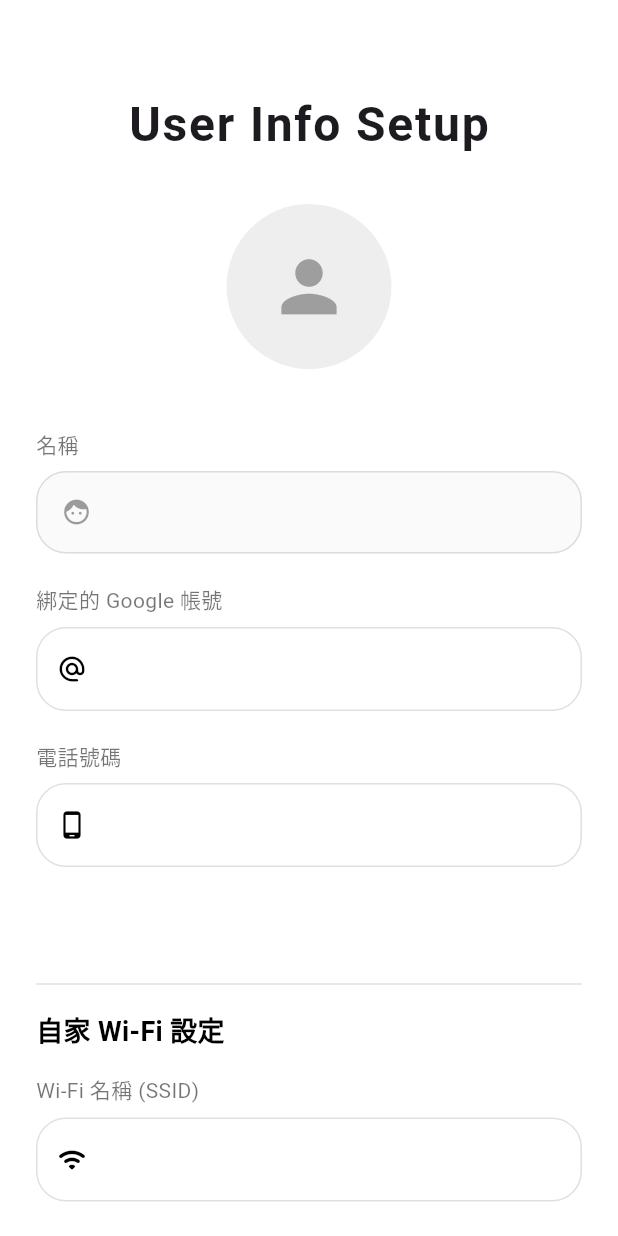
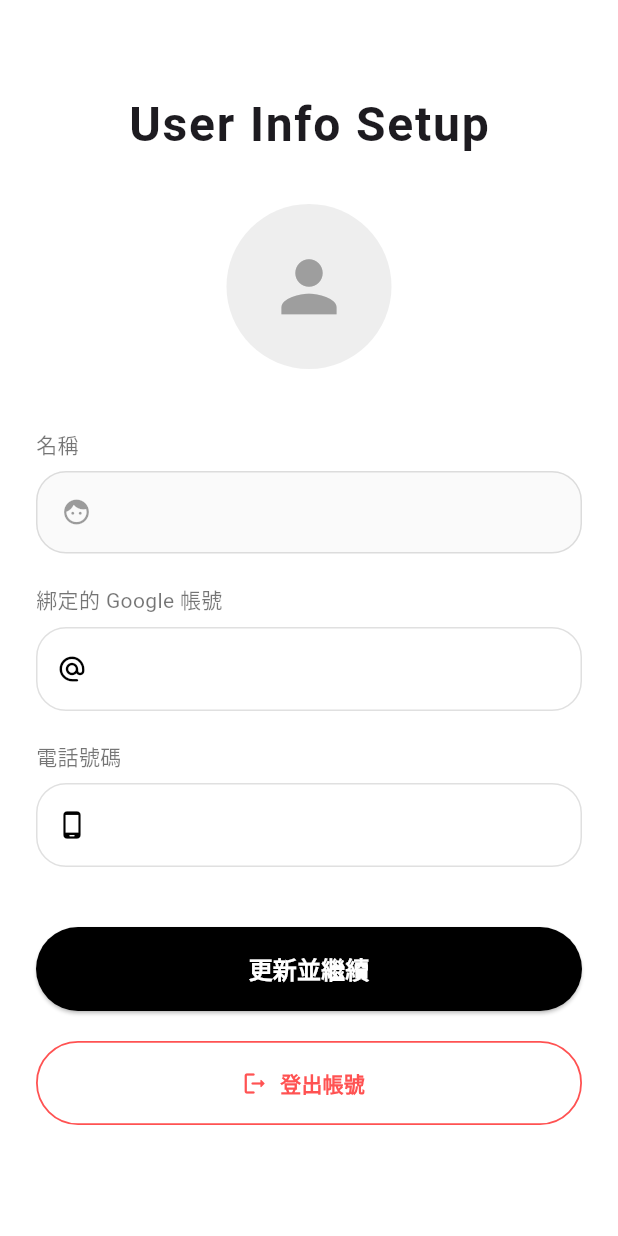
Before and after one commit to yinhsuan0218-cmyk/smart_timer_app, a Flutter app: the UserPage screen opened directly, on a phone screen of 412 x 824 dp. Run offline on Flutter 3.47's test engine with Material 3 defaults, Android fonts, the phone set to English and light mode, and no system bars; our stand-ins replace firebase_auth, firebase_core, firebase_database, google_sign_in, shared_preferences; missing offline and left inert: mqtt_client; accounts and stored records are empty; statements that could not run were skipped.

Commit message:
Remove Wi-Fi settings from user page
Removed Wi-Fi SSID and password fields from user page.

```diff
--- a/lib/pages/user_page.dart
+++ b/lib/pages/user_page.dart
@@ -14,9 +14,7 @@ class _UserPageState extends State<UserPage> {
   final user = FirebaseAuth.instance.currentUser;
   final TextEditingController _emailController = TextEditingController();
   final TextEditingController _phoneController = TextEditingController();
-  final TextEditingController _wifiSsidController = TextEditingController();
-  final TextEditingController _wifiPasswordController = TextEditingController();
-  bool _isLoading = false; // 新增：讀取狀態控制
+  bool _isLoading = false; // 讀取狀態控制
 
   @override
   void initState() {
@@ -47,12 +45,6 @@ class _UserPageState extends State<UserPage> {
           if (data.containsKey('email')) {
             _emailController.text = data['email'].toString();
           }
-          if (data.containsKey('wifi_ssid')) {
-            _wifiSsidController.text = data['wifi_ssid'].toString();
-          }
-          if (data.containsKey('wifi_password')) {
-            _wifiPasswordController.text = data['wifi_password'].toString();
-          }
         });
       }
     } catch (e) {
@@ -63,20 +55,12 @@ class _UserPageState extends State<UserPage> {
   Future<void> _saveAndNext() async {
     final phone = _phoneController.text.trim();
     final email = _emailController.text.trim();
-    final wifiSsid = _wifiSsidController.text.trim();
-    final wifiPassword = _wifiPasswordController.text;
 
     if (phone.isEmpty) {
       ScaffoldMessenger.of(context).showSnackBar(
         const SnackBar(content: Text('請填寫電話號碼以利緊急通知')),
       );
       return;
-    }
-
-    if (wifiSsid.isEmpty) {
-      ScaffoldMessenger.of(context).showSnackBar(
-        const SnackBar(content: Text('提醒：填寫自家 Wi-Fi 資訊以便裝置連線')),
-      );
     }
 
     setState(() => _isLoading = true); // 開始儲存，進入讀取狀態
@@ -89,8 +73,6 @@ class _UserPageState extends State<UserPage> {
           'name': user?.displayName ?? '未設定',
           'email': email,
           'phone': phone,
-          'wifi_ssid': wifiSsid,        // 儲存 Wi-Fi 名稱
-          'wifi_password': wifiPassword, // 儲存 Wi-Fi 密碼
           'last_updated': DateTime.now().toIso8601String(),
         });
 
@@ -162,8 +144,6 @@ class _UserPageState extends State<UserPage> {
   void dispose() {
     _emailController.dispose();
     _phoneController.dispose();
-    _wifiSsidController.dispose();     // 記得釋放記憶體
-    _wifiPasswordController.dispose(); // 記得釋放記憶體
     super.dispose();
   }
 
@@ -198,35 +178,10 @@ class _UserPageState extends State<UserPage> {
             _buildEditField(label: '綁定的 Google 帳號', controller: _emailController, icon: Icons.alternate_email_rounded),
             const SizedBox(height: 20),
             _buildEditField(label: '電話號碼', controller: _phoneController, icon: Icons.phone_android_rounded, keyboardType: TextInputType.phone),
-            const SizedBox(height: 40),
-
-            const SizedBox(height: 30),
-            const Divider(color: Colors.black12, thickness: 1), // 加一條分隔線區隔
-            const SizedBox(height: 10),
-            const Align(
-              alignment: Alignment.centerLeft,
-              child: Text(
-                '自家 Wi-Fi 設定',
-                style: TextStyle(fontSize: 18, fontWeight: FontWeight.bold, color: Colors.black)
-              ),
-            ),
-            const SizedBox(height: 15),
-            _buildEditField(
-              label: 'Wi-Fi 名稱 (SSID)',
-              controller: _wifiSsidController,
-              icon: Icons.wifi_rounded
-            ),
-            const SizedBox(height: 20),
-            _buildEditField(
-              label: 'Wi-Fi 密碼',
-              controller: _wifiPasswordController,
-              icon: Icons.lock_outline_rounded,
-              // 如果希望密碼欄位隱碼，可以在下面的 _buildEditField 組件加入 obscureText 控制，此處先保持預設明碼方便使用者確認
-            ),
 
             const SizedBox(height: 40),
 
-            // 更新按鈕 (增加 Loading 判斷)
+            // 更新按鈕
             SizedBox(
               width: double.infinity,
               height: 56,
```
